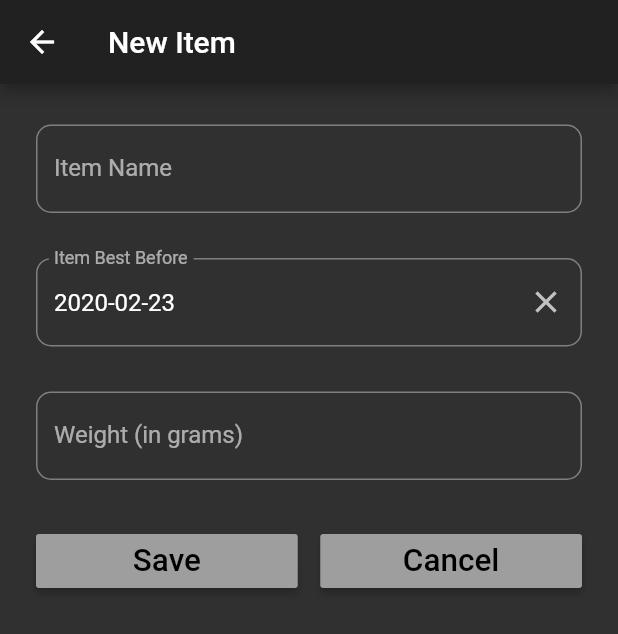
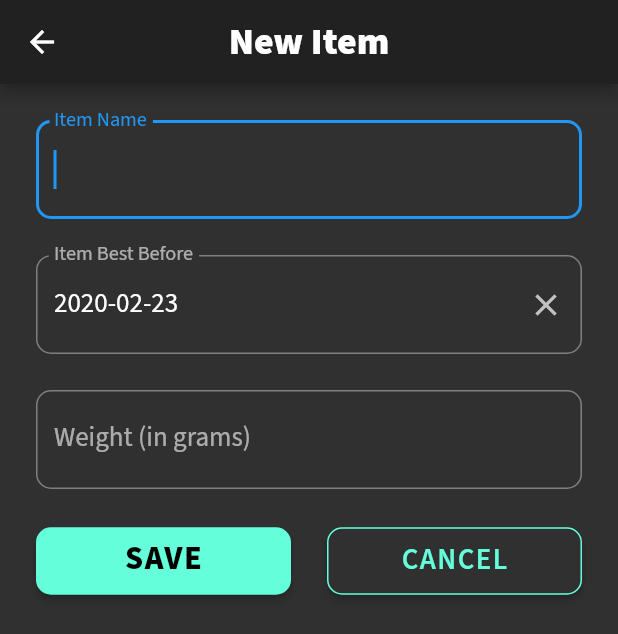
Before and after one commit to melabolic/digital-inventory-system, a Flutter app: the screen it shows after launch, after a tap on the "add" icon, on a phone screen of 412 x 824 dp. Shown: the top 634 px of the screen. Run offline on Flutter 3.47's test engine with Material 2 defaults, Android fonts, the phone set to English and light mode, and no system bars; our stand-ins replace flutter_datetime_picker, google_fonts, sqflite; accounts and stored records are empty.

Commit message:
Modified general look and feel of the app; added card colors based on expiration date

```diff
--- /dev/null
+++ b/lib/assets/color_swatch.dart
@@ -0,0 +1,10 @@
+import 'package:flutter/material.dart';
+
+// dark theme colors
+final accentColor = Colors.tealAccent.shade200;
+final errorColor = Colors.red[400];
+
+// for the backgrounds
+final cardBackground = Colors.white10;
+final mainBackground = Colors.grey[850];
+final almostExpiring = Colors.orange[500];
--- /dev/null
+++ b/lib/assets/custom_fonts.dart
@@ -0,0 +1,69 @@
+import 'package:flutter/material.dart';
+import 'package:google_fonts/google_fonts.dart';
+
+final headerStyle = GoogleFonts.sourceSansPro(
+  textStyle: TextStyle(
+    fontSize: 25.0,
+    fontWeight: FontWeight.w900,
+  ),
+);
+
+final bodyStyle = GoogleFonts.sourceSansPro(
+  textStyle: TextStyle(
+    fontSize: 18.0,
+    fontWeight: FontWeight.w600,
+  ),
+);
+
+final bodyStyle2 = GoogleFonts.sourceSansPro(
+  textStyle: TextStyle(
+    fontSize: 18.0,
+    fontWeight: FontWeight.w400,
+  ),
+);
+
+final subtitleStyle = TextStyle(
+  fontFamily: 'Avenir',
+  fontSize: 14,
+  fontWeight: FontWeight.w500,
+);
+
+final itemStyle = GoogleFonts.sourceSansPro(
+  textStyle: TextStyle(
+    fontSize: 20.0,
+    fontWeight: FontWeight.w400,
+    color: Colors.white,
+  ),
+);
+
+final cancelStyle = GoogleFonts.sourceSansPro(
+  textStyle: TextStyle(
+    fontSize: 16.0,
+    fontWeight: FontWeight.w400,
+    color: Colors.white,
+  ),
+);
+
+final doneStyle = GoogleFonts.sourceSansPro(
+  textStyle: TextStyle(
+    fontSize: 18.0,
+    fontWeight: FontWeight.w600,
+    color: Colors.teal,
+  ),
+);
+
+final saveButtonStyle = GoogleFonts.sourceSansPro(
+  textStyle: TextStyle(
+    fontSize: 18.0,
+    fontWeight: FontWeight.w800,
+    letterSpacing: 1.0,
+  ),
+);
+
+final delButtonStyle = GoogleFonts.sourceSansPro(
+  textStyle: TextStyle(
+    fontSize: 16.0,
+    fontWeight: FontWeight.w600,
+    letterSpacing: 1.0,
+  ),
+);
--- a/lib/screens/input_fields.dart
+++ b/lib/screens/input_fields.dart
@@ -2,10 +2,11 @@ import 'package:datetime_picker_formfield/datetime_picker_formfield.dart';
 import 'package:flutter/cupertino.dart';
 import 'package:flutter/material.dart';
 import 'package:flutter_datetime_picker/flutter_datetime_picker.dart';
+import 'package:sqflite_app/assets/color_swatch.dart';
 import 'package:intl/intl.dart';
 import 'package:sqflite_app/models/item.dart';
 import 'package:sqflite_app/utils/database_helper.dart';
-// import 'package:flutter_masked_text/flutter_masked_text.dart';
+import 'package:sqflite_app/assets/custom_fonts.dart';
 
 class InputFields extends StatefulWidget {
   final Item item;
@@ -35,7 +36,6 @@ class _InputFieldsState extends State<InputFields> {
 
   @override
   Widget build(BuildContext context) {
-
     currentDate = DateTime.parse(item.expiryDate);
 
     nameController.text = item.name;
@@ -54,7 +54,11 @@ class _InputFieldsState extends State<InputFields> {
             onPressed: () =>
                 moveToLastScreen(), // takes us back to the last screen
           ),
-          title: Text(appBarTitle),
+          title: Text(
+            appBarTitle,
+            style: headerStyle,
+          ),
+          centerTitle: true,
         ),
         body: _mainBody(), // main code that displays the input fields
       ),
@@ -71,8 +75,10 @@ class _InputFieldsState extends State<InputFields> {
           children: <Widget>[
             // updating the name entry
             Padding(
-              padding: EdgeInsets.only(top: 15.0, bottom: 15.0),
+              padding: EdgeInsets.only(top: 12.0, bottom: 12.0),
               child: TextFormField(
+                style: bodyStyle2,
+                autofocus: true,
                 textCapitalization: TextCapitalization.words,
                 controller: nameController,
                 validator: (String value) {
@@ -89,23 +95,25 @@ class _InputFieldsState extends State<InputFields> {
                 },
                 decoration: InputDecoration(
                     labelText: 'Item Name',
+                    labelStyle: bodyStyle2,
                     border: OutlineInputBorder(
                         borderRadius: BorderRadius.circular(10.0))),
               ),
             ),
             // updating the expiry date
             Padding(
-              padding: EdgeInsets.only(top: 15.0, bottom: 15.0),
+              padding: EdgeInsets.only(top: 12.0, bottom: 12.0),
               child: DateTimeField(
+                style: bodyStyle2,
                 format: DateFormat('yyyy-MM-dd'),
                 initialValue: currentDate,
                 onShowPicker: (context, currentValue) {
                   return DatePicker.showDatePicker(
                     context,
                     theme: DatePickerTheme(
-                        cancelStyle: const TextStyle(color: Colors.white),
-                        itemStyle: const TextStyle(color: Colors.white),
-                        doneStyle: const TextStyle(fontWeight: FontWeight.w600),
+                        cancelStyle: cancelStyle,
+                        itemStyle: itemStyle,
+                        doneStyle: doneStyle,
                         backgroundColor: Theme.of(context).primaryColor),
                     showTitleActions: true,
                     minTime: DateTime(2000, 1, 1),
@@ -119,14 +127,16 @@ class _InputFieldsState extends State<InputFields> {
                 },
                 decoration: InputDecoration(
                     labelText: 'Item Best Before',
+                    labelStyle: bodyStyle2,
                     border: OutlineInputBorder(
                         borderRadius: BorderRadius.circular(10.0))),
               ),
             ),
             // updating the weight entry
             Padding(
-              padding: EdgeInsets.only(top: 15.0, bottom: 15.0),
+              padding: EdgeInsets.only(top: 12.0, bottom: 12.0),
               child: TextFormField(
+                style: bodyStyle2,
                 controller: weightController,
                 validator: (String value) {
                   if (value.isEmpty) {
@@ -142,23 +152,29 @@ class _InputFieldsState extends State<InputFields> {
                 },
                 decoration: InputDecoration(
                     labelText: 'Weight (in grams)',
+                    labelStyle: bodyStyle2,
                     hintText: 'e.g. 200g',
+                    hintStyle: subtitleStyle,
                     border: OutlineInputBorder(
                         borderRadius: BorderRadius.circular(10.0))),
               ),
             ),
             // Save and Delete Buttons
             Padding(
-              padding: EdgeInsets.only(top: 15.0, bottom: 15.0),
+              padding: EdgeInsets.only(
+                top: 12.0,
+              ),
               child: Row(
                 children: <Widget>[
                   Expanded(
                     child: RaisedButton(
-                      color: Theme.of(context).primaryColorLight,
+                      padding: EdgeInsets.only(top: 6.0, bottom: 8.0),
+                      color: accentColor,
                       textColor: Theme.of(context).primaryColorDark,
                       child: Text(
-                        'Save',
-                        textScaleFactor: 1.5,
+                        'SAVE',
+                        style: saveButtonStyle,
+                        textScaleFactor: 1.2,
                       ),
                       onPressed: () {
                         setState(
@@ -170,18 +186,22 @@ class _InputFieldsState extends State<InputFields> {
                           },
                         );
                       },
+                      shape: RoundedRectangleBorder(
+                          borderRadius: BorderRadius.circular(10.0)),
                     ),
                   ),
                   Container(
-                    width: 15.0,
+                    width: 24.0,
                   ),
                   Expanded(
                     child: RaisedButton(
-                      color: Theme.of(context).primaryColorLight,
-                      textColor: Theme.of(context).primaryColorDark,
+                      padding: EdgeInsets.only(top: 8.0, bottom: 10.0),
+                      color: mainBackground,
+                      textColor: accentColor,
                       child: Text(
-                        (item.id != null) ? 'Delete' : 'Cancel',
-                        textScaleFactor: 1.5,
+                        (item.id != null) ? 'DELETE' : 'CANCEL',
+                        style: delButtonStyle,
+                        textScaleFactor: 1.2,
                       ),
                       onPressed: () {
                         setState(() {
@@ -189,6 +209,10 @@ class _InputFieldsState extends State<InputFields> {
                           _delete();
                         });
                       },
+                      shape: RoundedRectangleBorder(
+                        side: BorderSide(color: accentColor),
+                        borderRadius: BorderRadius.circular(10.0),
+                      ),
                     ),
                   ),
                 ],
```
Also changed, not shown: lib/screens/display_items.dart (+32 -11 lines), pubspec.yaml (+5 -11 lines), pubspec.lock, 2 other files.
